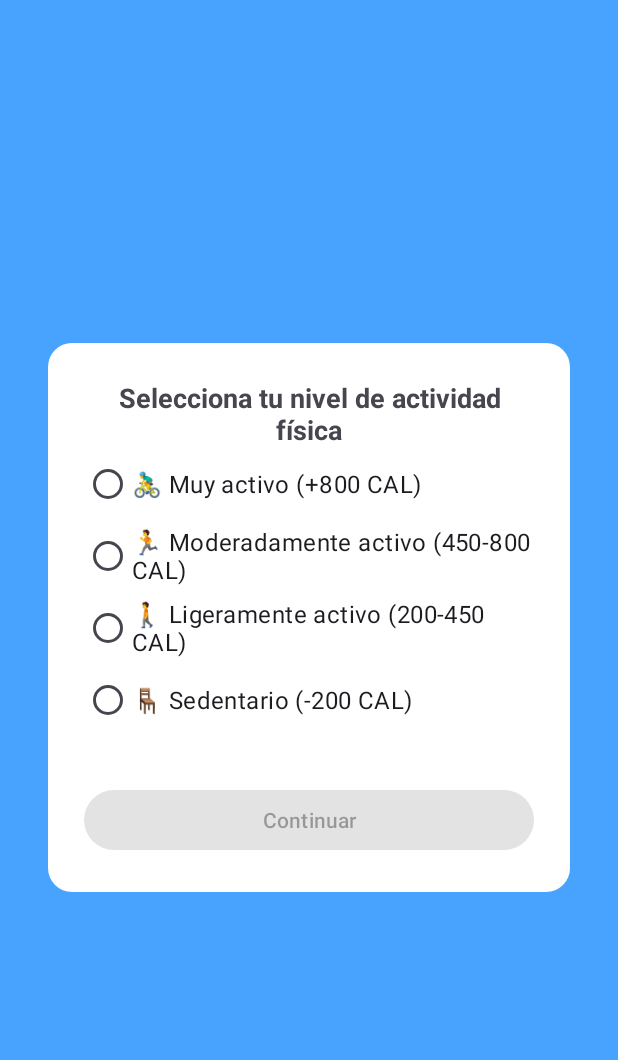
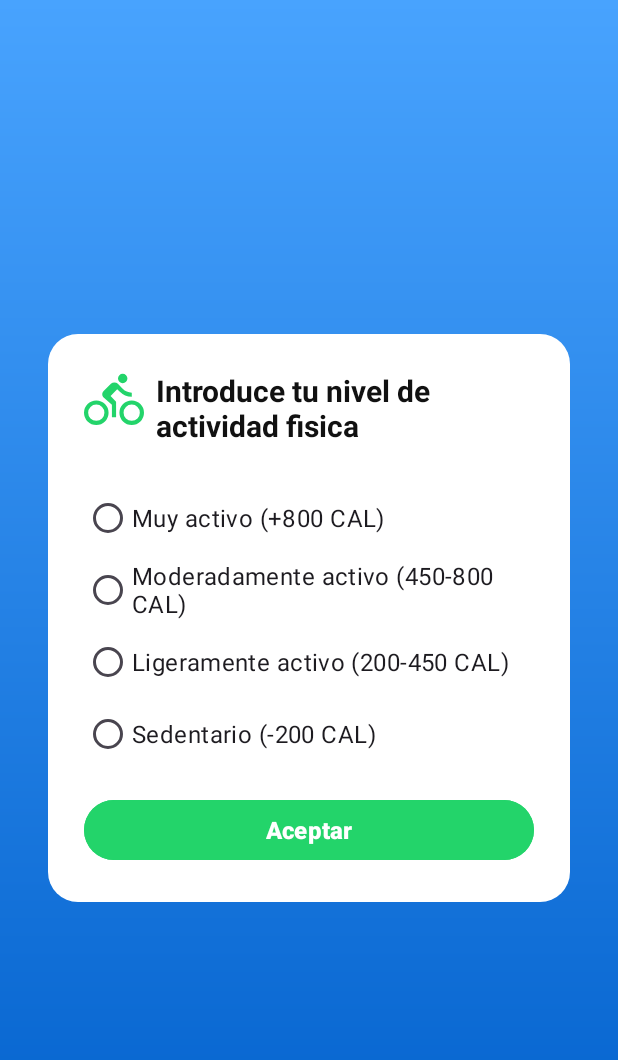
Before and after one commit to jadrianh/MyHealthApp, an Android app: the ActivityLevelProfileActivity screen opened directly, with no data from a screen before it, on a phone screen of 412 x 824 dp. Shown: the top 1060 px of the screen. Run offline under Robolectric (Android 15) with nearby library versions, the phone set to English and light mode, and no system bars.

Commit message:
feat: Mejoras de UI/UX en pantallas de onboarding y Home
Refactor: Unificación de estilos para Gender, Height, Weight y Activity Level.
feat: Optimización de diseños y flujos en pantallas de onboarding.
chore: Eliminación de archivos duplicados y refactorización de drawables.

```diff
--- a/app/src/main/java/com/damb/myhealthapp/onboarding/GenderProfileActivity.java
+++ b/app/src/main/java/com/damb/myhealthapp/onboarding/GenderProfileActivity.java
@@ -87,7 +87,7 @@ public class GenderProfileActivity extends AppCompatActivity {
     }
 
     private void resetGenderButtonStyles() {
-        maleButton.setBackgroundResource(R.drawable.gender_button_background); // Asegúrate de tener este drawable
+        maleButton.setBackgroundResource(R.drawable.gender_button_background);
         femaleButton.setBackgroundResource(R.drawable.gender_button_background);
         maleButton.setTextColor(ContextCompat.getColor(this, android.R.color.black)); // Color por defecto
         femaleButton.setTextColor(ContextCompat.getColor(this, android.R.color.black));
--- a/app/src/main/res/drawable/gender_button_background.xml
+++ b/app/src/main/res/drawable/gender_button_background.xml
@@ -2,4 +2,6 @@
 <selector xmlns:android="http://schemas.android.com/apk/res/android">
     <item android:state_selected="true" android:drawable="@drawable/gender_button_selected"/>
     <item android:drawable="@drawable/gender_button_unselected"/>
+    <corners android:radius="12dp"/>
+    <padding android:left="16dp" android:top="16dp" android:right="16dp" android:bottom="16dp"/>
 </selector>
--- a/app/src/main/res/drawable/gender_button_selected.xml
+++ b/app/src/main/res/drawable/gender_button_selected.xml
@@ -1,6 +1,7 @@
 <?xml version="1.0" encoding="utf-8"?>
 <shape xmlns:android="http://schemas.android.com/apk/res/android" android:shape="rectangle">
     <solid android:color="#fff"/>
+    <stroke android:width="2dp" android:color="#000"/>
     <corners android:radius="12dp"/>
     <padding android:left="16dp" android:top="16dp" android:right="16dp" android:bottom="16dp"/>
 </shape>
--- /dev/null
+++ b/app/src/main/res/drawable/ic_bike.xml
@@ -0,0 +1,9 @@
+<vector xmlns:android="http://schemas.android.com/apk/res/android"
+    android:width="40dp"
+    android:height="40dp"
+    android:viewportWidth="960"
+    android:viewportHeight="960">
+  <path
+      android:pathData="M196.63,880Q115,880 57.5,822.46 0,764.93 0,683.3t57.54,-139.13q57.53,-57.5 139.16,-57.5t139.13,57.53q57.5,57.54 57.5,139.17T335.8,822.5Q278.26,880 196.63,880ZM196.67,813.33q54.66,0 92.33,-37.66 37.67,-37.67 37.67,-92.34 0,-54.66 -37.67,-92.33t-92.33,-37.67q-54.67,0 -92.34,37.67 -37.66,37.67 -37.66,92.33 0,54.67 37.66,92.34 37.67,37.66 92.34,37.66ZM446.67,756v-200L314,439.33q-11.33,-9.66 -16.67,-23.05 -5.33,-13.39 -5.33,-28.17 0,-14.78 5.83,-27.61 5.84,-12.83 16.17,-23.17l116.67,-116.66Q442,209.33 456.23,204q14.23,-5.33 29.83,-5.33 15.61,0 29.77,5.33 14.17,5.33 25.5,16.67L618.67,298q29.33,29.33 66.83,46.67Q723,362 764.67,362v66.67q-55.82,0 -106.24,-22 -50.43,-22 -89.76,-61.34L531.33,308l-106,106.67 88,94L513.33,756h-66.66ZM619.39,210.67q-31.06,0 -53.22,-22.12Q544,166.44 544,135.39q0,-31.06 22.11,-53.22Q588.23,60 619.28,60t53.22,22.11q22.17,22.12 22.17,53.17t-22.12,53.22q-22.11,22.17 -53.16,22.17ZM763.3,880q-81.63,0 -139.13,-57.54 -57.5,-57.53 -57.5,-139.16t57.53,-139.13q57.54,-57.5 139.17,-57.5T902.5,544.2Q960,601.74 960,683.37T902.46,822.5Q844.93,880 763.3,880ZM763.33,813.33q54.67,0 92.34,-37.66 37.66,-37.67 37.66,-92.34 0,-54.66 -37.66,-92.33 -37.67,-37.67 -92.34,-37.67 -54.66,0 -92.33,37.67t-37.67,92.33q0,54.67 37.67,92.34 37.67,37.66 92.33,37.66Z"
+      android:fillColor="#e3e3e3"/>
+</vector>
--- a/app/src/main/res/drawable/rounded_white_background.xml
+++ b/app/src/main/res/drawable/rounded_white_background.xml
@@ -2,5 +2,5 @@
 <shape xmlns:android="http://schemas.android.com/apk/res/android"
     android:shape="rectangle">
     <solid android:color="@color/white" />
-    <corners android:radius="16dp" />
+    <corners android:radius="20dp" />
 </shape>
--- a/app/src/main/res/layout/activity_activity_level_profile.xml
+++ b/app/src/main/res/layout/activity_activity_level_profile.xml
@@ -1,10 +1,11 @@
 <?xml version="1.0" encoding="utf-8"?>
 <LinearLayout xmlns:android="http://schemas.android.com/apk/res/android"
     xmlns:tools="http://schemas.android.com/tools"
+    xmlns:app="http://schemas.android.com/apk/res-auto"
     android:id="@+id/main_layout"
     android:layout_width="match_parent"
     android:layout_height="match_parent"
-    android:background="@color/backgroundColor"
+    android:background="@drawable/gradient_background"
     android:gravity="center"
     android:orientation="vertical"
     android:padding="32dp"
@@ -18,48 +19,64 @@
         android:orientation="vertical"
         android:padding="24dp">
 
-        <TextView
-            android:id="@+id/title"
-            android:text="Selecciona tu nivel de actividad física"
-            android:textSize="18sp"
-            android:textStyle="bold"
-            android:layout_width="match_parent"
+        <LinearLayout
+            android:layout_width="wrap_content"
             android:layout_height="wrap_content"
-            android:gravity="center_horizontal" />
+            android:gravity="left"
+            android:orientation="horizontal">
+
+            <ImageView
+                android:layout_width="wrap_content"
+                android:layout_height="wrap_content"
+                android:src="@drawable/ic_bike"
+                app:tint="@color/green"/>
+
+            <TextView
+                android:id="@+id/titleText"
+                android:layout_width="wrap_content"
+                android:layout_height="wrap_content"
+                android:layout_marginStart="8dp"
+                android:text="Introduce tu nivel de actividad fisica"
+                android:textColor="@color/black"
+                android:textSize="20sp"
+                android:textStyle="bold" />
+
+        </LinearLayout>
 
         <!-- Botones de selección -->
         <RadioGroup
             android:id="@+id/activityLevelGroup"
             android:layout_width="match_parent"
             android:layout_height="wrap_content"
-            android:orientation="vertical">
+            android:orientation="vertical"
+            android:layout_marginTop="24dp">
 
             <RadioButton
                 android:id="@+id/veryActiveButton"
                 android:layout_width="match_parent"
                 android:layout_height="wrap_content"
-                android:text="🚴‍♂️ Muy activo (+800 CAL)"
+                android:text="Muy activo (+800 CAL)"
                 android:textSize="16sp" />
 
             <RadioButton
                 android:id="@+id/moderatelyActiveButton"
                 android:layout_width="match_parent"
                 android:layout_height="wrap_content"
-                android:text="🏃 Moderadamente activo (450-800 CAL)"
+                android:text="Moderadamente activo (450-800 CAL)"
                 android:textSize="16sp" />
 
             <RadioButton
                 android:id="@+id/lightlyActiveButton"
                 android:layout_width="match_parent"
                 android:layout_height="wrap_content"
-                android:text="🚶 Ligeramente activo (200-450 CAL)"
+                android:text="Ligeramente activo (200-450 CAL)"
                 android:textSize="16sp" />
 
             <RadioButton
                 android:id="@+id/sedentaryButton"
                 android:layout_width="match_parent"
                 android:layout_height="wrap_content"
-                android:text="🪑 Sedentario (-200 CAL)"
+                android:text="Sedentario (-200 CAL)"
                 android:textSize="16sp" />
         </RadioGroup>
 
@@ -67,9 +84,14 @@
             android:id="@+id/submitButton"
             android:layout_width="match_parent"
             android:layout_height="wrap_content"
-            android:layout_marginTop="32dp"
-            android:text="Continuar"
-            android:enabled="false"/>
+            android:backgroundTint="@color/green"
+            android:layout_marginTop="16dp"
+            android:enabled="false"
+            android:text="Aceptar"
+            android:textSize="16sp"
+            android:textStyle="bold"
+            android:textColor="@color/white" />
+
 
     </LinearLayout>
 
--- a/app/src/main/res/layout/activity_gender_profile.xml
+++ b/app/src/main/res/layout/activity_gender_profile.xml
@@ -59,6 +59,7 @@
                 android:id="@+id/maleButton"
                 android:layout_width="match_parent"
                 android:layout_height="wrap_content"
+                android:background="@drawable/gender_button_unselected"
                 android:text="Masculino"
                 android:textColor="@color/black"
                 android:textSize="18sp"
@@ -74,6 +75,7 @@
                 android:id="@+id/femaleButton"
                 android:layout_width="match_parent"
                 android:layout_height="wrap_content"
+                android:background="@drawable/gender_button_unselected"
                 android:layout_marginTop="16dp"
                 android:text="Femenino"
                 android:textColor="@color/black"
--- a/app/src/main/res/layout/activity_welcome.xml
+++ b/app/src/main/res/layout/activity_welcome.xml
@@ -59,8 +59,8 @@
         android:layout_marginHorizontal="32dp"
         android:layout_marginTop="32dp"
         android:paddingVertical="12dp"
-        android:background="@drawable/button_green_rounded"
         android:text="¡Registrate ahora!"
+        android:backgroundTint="@color/green"
         android:textColor="@color/white"
         android:textSize="18sp"
         android:textStyle="bold"
```
Also changed, not shown: app/src/main/java/com/damb/myhealthapp/MainActivity.java (+0 -11 lines), app/src/main/res/drawable/bg_gradient.xml (deleted, +0 -8 lines), app/src/main/res/drawable/gender_button_unselected.xml (+4 -3 lines), app/src/main/res/drawable/ic_height.xml (added, +9 -0 lines), app/src/main/res/drawable/ic_logout.xml (added, +9 -0 lines), app/src/main/res/drawable/ic_menu.xml (added, +9 -0 lines), app/src/main/res/drawable/ic_weight.xml (added, +9 -0 lines), app/src/main/res/layout/activity_height_profile.xml (+23 -8 lines), app/src/main/res/layout/activity_main.xml (+70 -63 lines), app/src/main/res/layout/activity_weight_profile.xml (+22 -6 lines), app/src/main/res/values/colors.xml (+2 -10 lines), app/src/main/res/values/styles.xml (+43 -0 lines).
